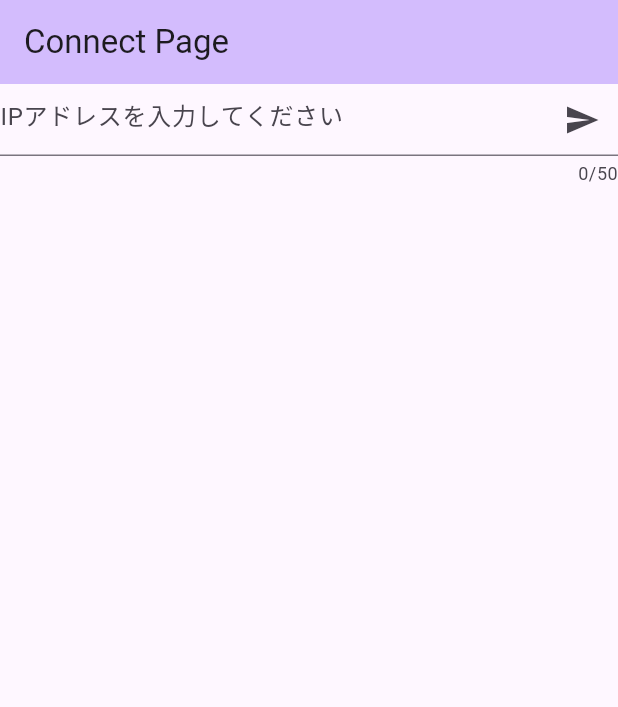
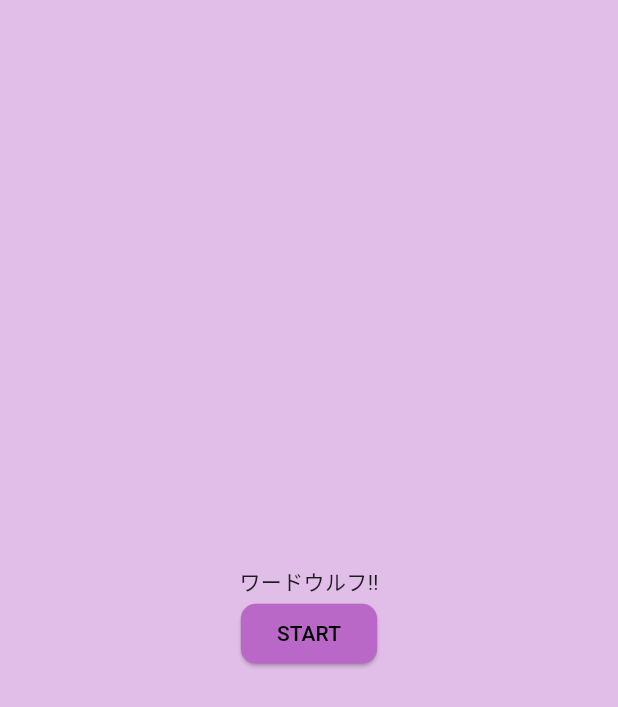
Before and after one commit to takano630/Projec_flutter, a Flutter app: the screen it shows after launch, on a phone screen of 412 x 824 dp. Shown: the top 707 px of the screen. Run offline on Flutter 3.47's test engine with Material 3 defaults, Android fonts, the phone set to English and light mode, and no system bars.

```diff
--- a/lib/Game.dart
+++ b/lib/Game.dart
@@ -63,7 +63,7 @@ Future<void> recieveMessage() async{
           playerlist = false;
           continue;
         } else if (playerlist){
-          player.add(message_split[i].trim());
+          player.add((player_number.toString() +" "+ message_split[i].trim()));
           player_number += 1;
           continue;
         }
@@ -76,8 +76,8 @@ Future<void> recieveMessage() async{
           if (i < message_split.length-1){
             your_theme = message_split[i+1].trim();
             messages.add("あなたのお題は"+message_split[i+1].trim()+"です");
-            continue;
           }
+          continue;
         }
         messages.add(message_split[i]);
       }
--- /dev/null
+++ b/lib/Start.dart
@@ -0,0 +1,63 @@
+import 'package:flutter/material.dart';
+import 'package:project_flutter/Connect.dart';
+import 'dart:io';
+import 'dart:async';
+
+
+class Start extends StatelessWidget {
+  const Start({super.key});
+  // This widget is the root of your application.
+  @override
+  Widget build(BuildContext context) {
+    return MaterialApp(
+      title: 'Word Wolf',
+      theme: ThemeData(
+        colorScheme: ColorScheme.fromSeed(seedColor: Colors.deepPurple),
+        useMaterial3: true,
+      ),
+      home: const StartPage(title: 'Start Page'),
+    );
+  }
+}
+
+class StartPage extends StatefulWidget {
+  const StartPage({super.key, required this.title});
+  final String title;
+
+  @override
+  State<StartPage> createState() => _StartPageState();
+}
+
+class _StartPageState extends State<StartPage>{
+  String ip = "";
+
+  void _start() async{
+    await new Future.delayed(new Duration(seconds: 2));
+    Navigator.of(context).push(MaterialPageRoute(builder:(context) => Connect()));
+  }
+
+  @override
+  Widget build(BuildContext context) {
+    return Scaffold(
+      backgroundColor: Colors.purple[100],
+      body: Center(
+        child : Column(
+          mainAxisSize: MainAxisSize.min,
+          children: [
+            const Text("ワードウルフ‼"),
+            ElevatedButton(
+              child: const Text('START'),
+              style: ElevatedButton.styleFrom(
+                foregroundColor: Colors.black, backgroundColor: Colors.purple[300],
+                shape: RoundedRectangleBorder(
+                borderRadius: BorderRadius.circular(10),
+              ),
+            ),
+              onPressed: _start,
+            ),
+          ],
+        ),
+      )
+    );
+  }
+}
--- a/lib/main.dart
+++ b/lib/main.dart
@@ -1,5 +1,5 @@
 import 'package:flutter/material.dart';
-import 'package:project_flutter/Connect.dart';
+import 'package:project_flutter/Start.dart';
 
 void main() {
   runApp(const MyApp());
@@ -34,6 +34,6 @@ class MyHomePage extends StatefulWidget {
 class _MyHomePageState extends State<MyHomePage> {
   @override
   Widget build(BuildContext context) {
-    return Scaffold(body: Connect());
+    return Scaffold(body: Start());
   }
 }
```
